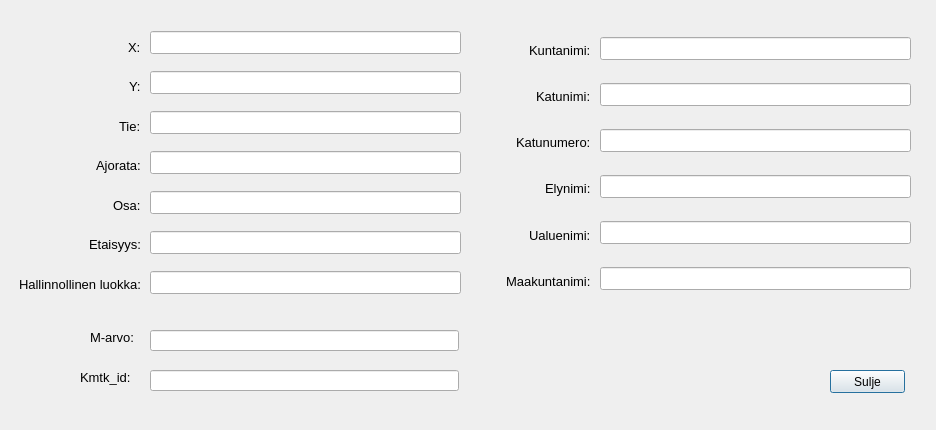
First picture: the form in dialogs/PopUp_dialog.ui, repository finnishtransportagency/QGIS-tieosoitetyokalu, before the edit.
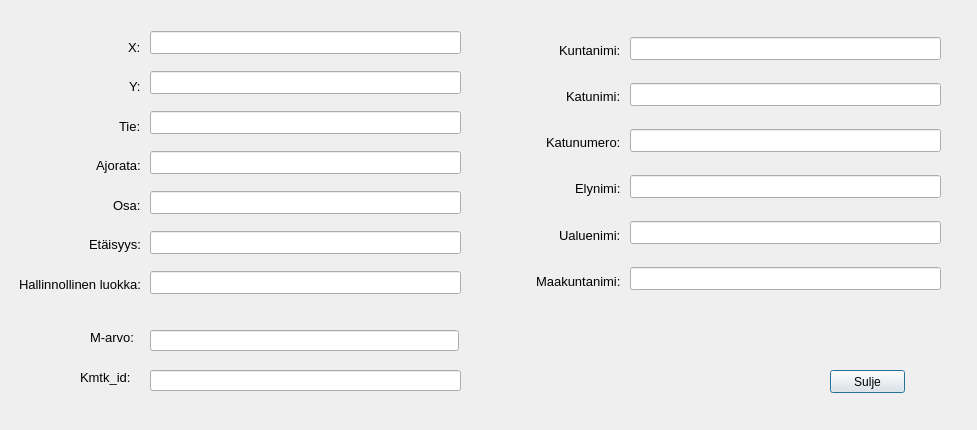
Second picture: the form after the edit.

Diff of the .ui file:
```diff
--- a/dialogs/PopUp_dialog.ui
+++ b/dialogs/PopUp_dialog.ui
@@ -6,7 +6,7 @@
    <rect>
     <x>0</x>
     <y>0</y>
-    <width>936</width>
+    <width>977</width>
     <height>430</height>
    </rect>
   </property>
@@ -388,7 +388,7 @@
        </font>
       </property>
       <property name="text">
-       <string>Etaisyys:</string>
+       <string>Etäisyys:</string>
       </property>
      </widget>
     </item>
@@ -409,7 +409,7 @@
   <widget class="QWidget" name="layoutWidget">
    <property name="geometry">
     <rect>
-     <x>600</x>
+     <x>630</x>
      <y>20</y>
      <width>311</width>
      <height>291</height>
@@ -624,9 +624,9 @@
   <widget class="QWidget" name="layoutWidget">
    <property name="geometry">
     <rect>
-     <x>500</x>
+     <x>480</x>
      <y>30</y>
-     <width>91</width>
+     <width>141</width>
      <height>271</height>
     </rect>
    </property>
@@ -733,7 +733,7 @@
     <rect>
      <x>150</x>
      <y>370</y>
-     <width>309</width>
+     <width>311</width>
      <height>21</height>
     </rect>
    </property>
```
